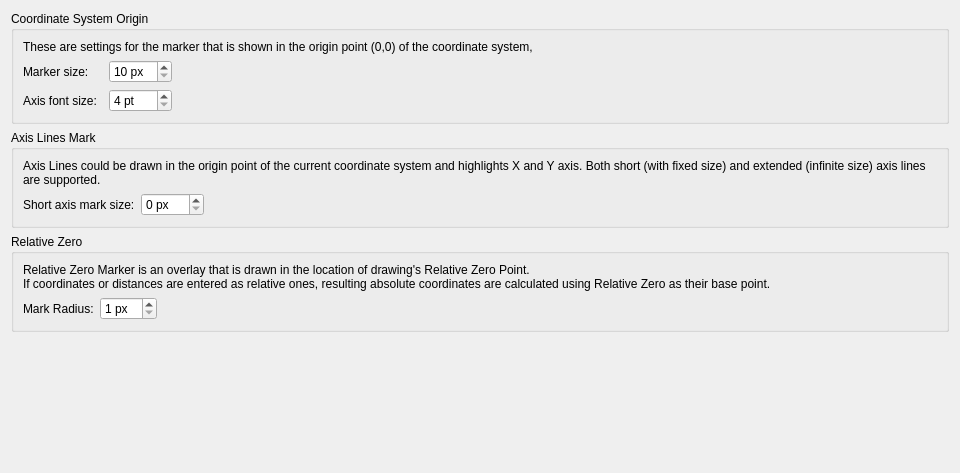
First picture: the form in librecad/src/ui/dialogs/settings/options_drafting/pages/metrics/lc_settings_page_drafting_metrics_origin_markers.ui, repository sand1024/LibreCAD, before the edit.
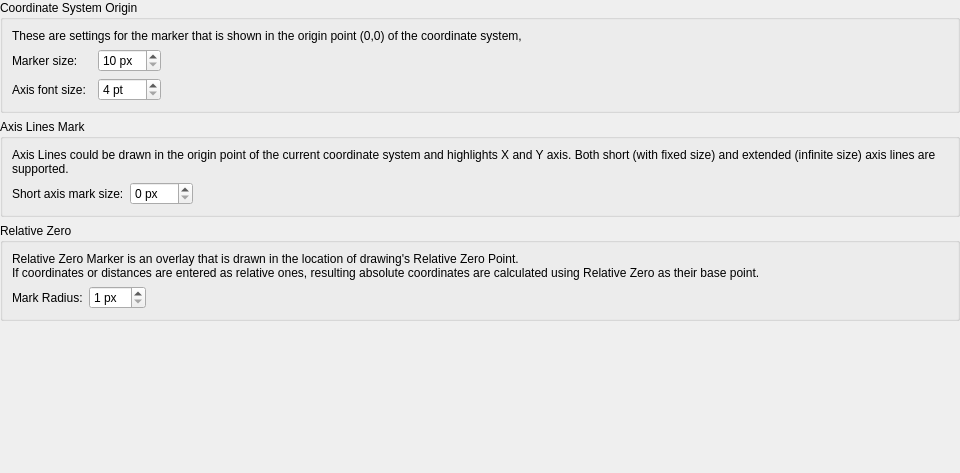
Second picture: the form after the edit.

Commit message: generic setting and drawfting settings dialogs cleanup

Diff of the .ui file:
```diff
--- a/librecad/src/ui/dialogs/settings/options_drafting/pages/metrics/lc_settings_page_drafting_metrics_origin_markers.ui
+++ b/librecad/src/ui/dialogs/settings/options_drafting/pages/metrics/lc_settings_page_drafting_metrics_origin_markers.ui
@@ -11,6 +11,18 @@
    </rect>
   </property>
   <layout class="QVBoxLayout" name="verticalLayout">
+   <property name="leftMargin">
+    <number>0</number>
+   </property>
+   <property name="topMargin">
+    <number>0</number>
+   </property>
+   <property name="rightMargin">
+    <number>0</number>
+   </property>
+   <property name="bottomMargin">
+    <number>0</number>
+   </property>
    <item>
     <widget class="QGroupBox" name="gbOriginMarkers">
      <property name="title">
```
The commit also changes 40 other files.
